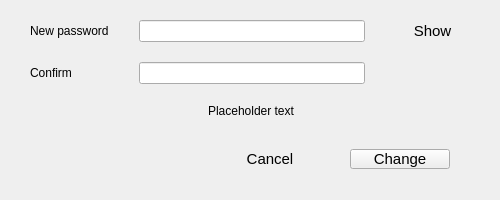
Old version of the form updatepassword.ui in the repository someretical/TheoreticalDiary.
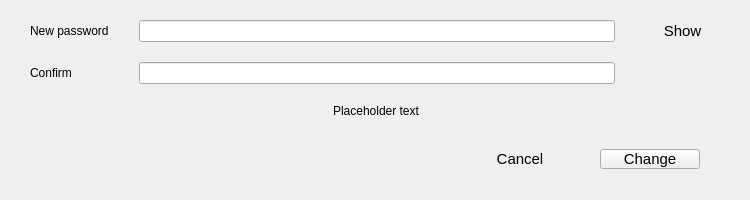
New version of the form.

Patch:
```diff
--- a/updatepassword.ui
+++ b/updatepassword.ui
@@ -6,7 +6,7 @@
    <rect>
     <x>0</x>
     <y>0</y>
-    <width>500</width>
+    <width>750</width>
     <height>200</height>
    </rect>
   </property>
```
